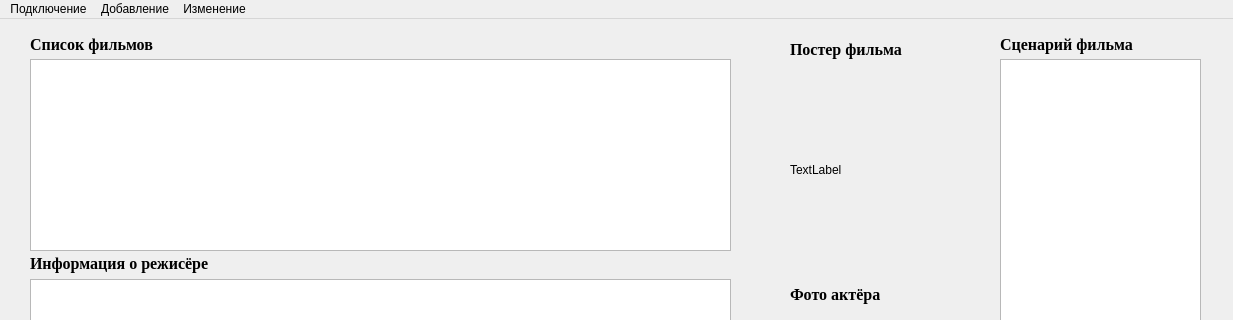
Qt form Client/mainwindow.ui (NikitaVirachev/course-work-on-DB) before a commit; both pictures show x 0 to 1233 and y 0 to 320 of the 1233 by 599 pixel window.
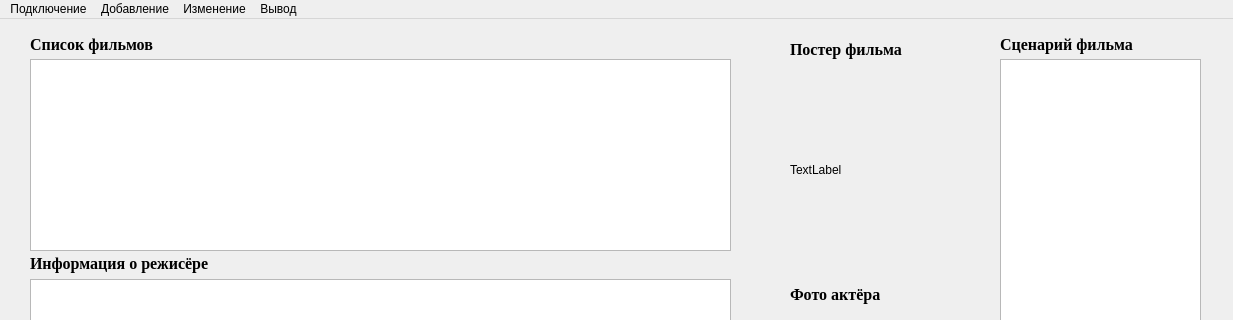
The same form after that commit.

```diff
--- a/Client/mainwindow.ui
+++ b/Client/mainwindow.ui
@@ -321,9 +321,16 @@
     <addaction name="action_11"/>
     <addaction name="action_12"/>
    </widget>
+   <widget class="QMenu" name="menu_4">
+    <property name="title">
+     <string>Вывод</string>
+    </property>
+    <addaction name="action_13"/>
+   </widget>
    <addaction name="menu"/>
    <addaction name="menu_2"/>
    <addaction name="menu_3"/>
+   <addaction name="menu_4"/>
   </widget>
   <widget class="QStatusBar" name="statusbar"/>
   <action name="action">
```
Left out of the diff: 5 changed lines with no effect on the pictures.
